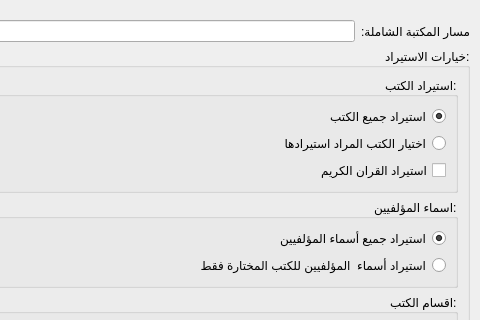
First picture: the form in src/shamelaimportdialog.ui, repository boussouira/moltaqa, before the edit; both pictures show x 113 to 593 and y 0 to 320 of the 593 by 453 pixel window.
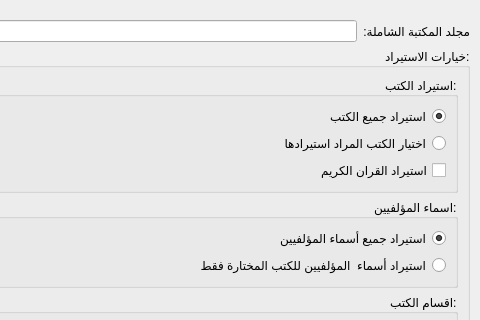
Second picture: the form after the edit.

```diff
--- a/src/shamelaimportdialog.ui
+++ b/src/shamelaimportdialog.ui
@@ -38,7 +38,7 @@
          <item>
           <widget class="QLabel" name="label">
            <property name="text">
-            <string>مسار المكتبة الشاملة:</string>
+            <string>مجلد المكتبة الشاملة:</string>
            </property>
           </widget>
          </item>
```
